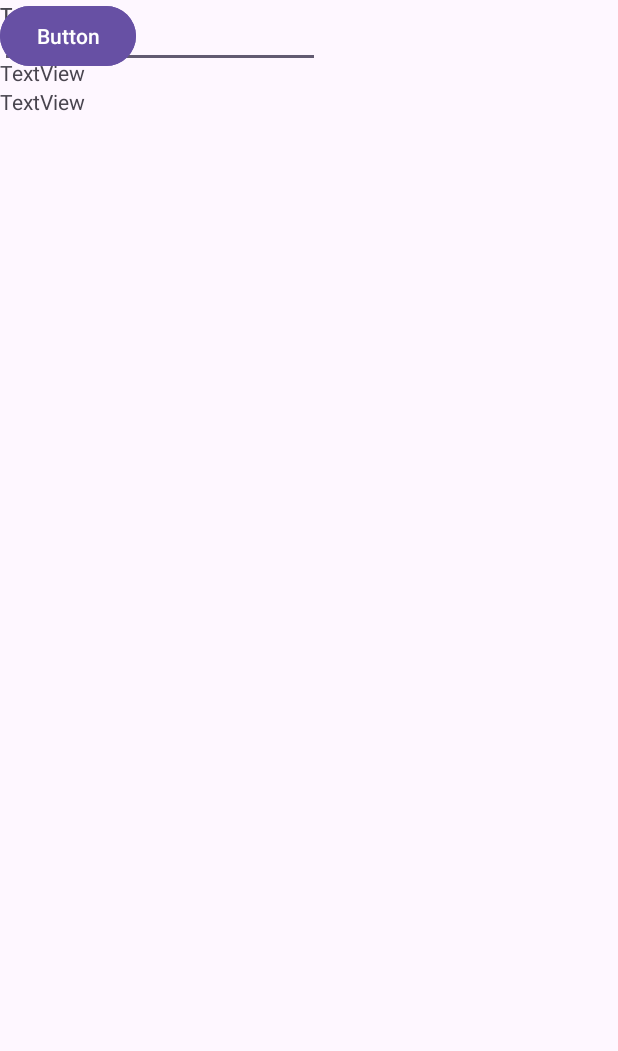
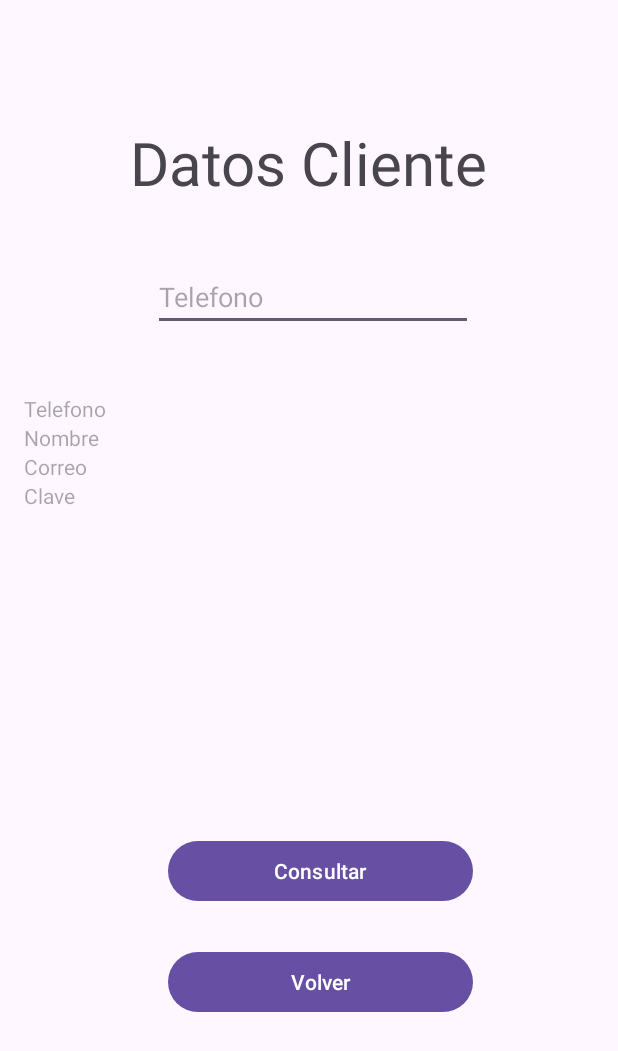
Before and after one commit to bamg359/Moviles2024, an Android app: the DataCliente screen opened directly, with no data from a screen before it, on a phone screen of 412 x 824 dp. Shown: the top 1051 px of the screen. Run offline under Robolectric (Android 15) with nearby library versions, the phone set to English and light mode, and no system bars; our stand-ins replace Firebase (no records; nobody signed in at launch, a user with empty details on screens opened directly).

Commit message:
clase
clase

```diff
--- a/CashBank/app/src/main/java/co/com/cesde/cashbank/DataCliente.java
+++ b/CashBank/app/src/main/java/co/com/cesde/cashbank/DataCliente.java
@@ -1,14 +1,112 @@
 package co.com.cesde.cashbank;
 
+import androidx.annotation.NonNull;
 import androidx.appcompat.app.AppCompatActivity;
 
+import android.content.Intent;
 import android.os.Bundle;
+import android.view.View;
+import android.widget.Button;
+import android.widget.EditText;
+import android.widget.TextView;
+import android.widget.Toast;
+
+import com.google.firebase.database.DataSnapshot;
+import com.google.firebase.database.DatabaseError;
+import com.google.firebase.database.DatabaseReference;
+import com.google.firebase.database.FirebaseDatabase;
+import com.google.firebase.database.ValueEventListener;
 
 public class DataCliente extends AppCompatActivity {
+
+    FirebaseDatabase database = FirebaseDatabase.getInstance();
+
+    DatabaseReference reference = database.getReference().child("Usuarios");
+
+    EditText inputTel;
+    TextView txtTel;
+    TextView txtNombre;
+    TextView txtCorreo;
+    TextView txtClave;
+    Button btnConsultar;
+    Button btnVolverDash;
+
+
 
     @Override
     protected void onCreate(Bundle savedInstanceState) {
         super.onCreate(savedInstanceState);
         setContentView(R.layout.activity_data_cliente);
+
+        inputTel = findViewById(R.id.input_tel_cliente);
+        txtTel = findViewById(R.id.txt_tel_cliente);
+        txtNombre = findViewById(R.id.txt_nombre);
+        txtCorreo = findViewById(R.id.txt_correo);
+        txtClave = findViewById(R.id.txt_clave);
+        btnConsultar = findViewById(R.id.btn_consultar);
+        btnVolverDash = findViewById(R.id.btn_volver_dash);
+
+        btnConsultar.setOnClickListener(new View.OnClickListener() {
+            @Override
+            public void onClick(View v) {
+                obtenerDataCliente();
+            }
+        });
+
+
+        btnVolverDash.setOnClickListener(new View.OnClickListener() {
+            @Override
+            public void onClick(View v) {
+                volverDash();
+            }
+        });
+
+
     }
+
+    public void obtenerDataCliente(){
+
+        String telefono = inputTel.getText().toString();
+
+        DatabaseReference usuarioRef = reference.child(telefono);
+
+        usuarioRef.addListenerForSingleValueEvent(new ValueEventListener() {
+            @Override
+            public void onDataChange(@NonNull DataSnapshot snapshot) {
+
+                if(snapshot.exists()){
+
+                    String tel = snapshot.child("Tel: ").getValue(String.class);
+                    txtTel.setText("Tel" + tel);
+                    String nombre = snapshot.child("Nombre: ").getValue(String.class);
+                    txtNombre.setText("Nombre" + nombre);
+                    String correo = snapshot.child("Correo: ").getValue(String.class);
+                    txtCorreo.setText(correo);
+                    String clave = snapshot.child("Clave: ").getValue(String.class);
+                    txtClave.setText(clave);
+
+                }else{
+
+                    Toast.makeText(getApplicationContext(), "Usuario no existe" , Toast.LENGTH_LONG).show();
+                }
+
+
+
+
+            }
+
+            @Override
+            public void onCancelled(@NonNull DatabaseError error) {
+
+            }
+        });
+    }
+
+
+    public void volverDash(){
+
+        Intent intent = new Intent(this, DashBoardCliente.class);
+        startActivity(intent);
+    }
+
 }
--- a/CashBank/app/src/main/res/layout/activity_data_cliente.xml
+++ b/CashBank/app/src/main/res/layout/activity_data_cliente.xml
@@ -7,68 +7,90 @@
     tools:context=".DataCliente">
 
     <LinearLayout
-        android:layout_width="363dp"
-        android:layout_height="108dp"
+        android:id="@+id/linearLayout"
+        android:layout_width="0dp"
+        android:layout_height="0dp"
+        android:layout_marginStart="16dp"
+        android:layout_marginEnd="16dp"
+        android:layout_marginBottom="95dp"
         android:orientation="vertical"
-        tools:layout_editor_absoluteX="32dp"
-        tools:layout_editor_absoluteY="261dp">
+        app:layout_constraintBottom_toTopOf="@+id/btn_consultar"
+        app:layout_constraintEnd_toEndOf="parent"
+        app:layout_constraintStart_toStartOf="parent"
+        app:layout_constraintTop_toBottomOf="@+id/input_tel_cliente">
 
         <TextView
-            android:id="@+id/textView4"
+            android:id="@+id/txt_tel_cliente"
             android:layout_width="wrap_content"
             android:layout_height="wrap_content"
-            android:text="TextView" />
+            android:hint="Telefono" />
 
         <TextView
-            android:id="@+id/textView5"
+            android:id="@+id/txt_nombre"
             android:layout_width="match_parent"
             android:layout_height="wrap_content"
-            android:text="TextView" />
+            android:hint="Nombre" />
 
         <TextView
-            android:id="@+id/textView6"
+            android:id="@+id/txt_correo"
             android:layout_width="match_parent"
             android:layout_height="wrap_content"
-            android:text="TextView" />
+            android:hint="Correo" />
 
         <TextView
-            android:id="@+id/textView7"
+            android:id="@+id/txt_clave"
             android:layout_width="match_parent"
             android:layout_height="wrap_content"
-            android:text="TextView" />
+            android:hint="Clave" />
     </LinearLayout>
 
     <EditText
-        android:id="@+id/editTextText3"
+        android:id="@+id/input_tel_cliente"
         android:layout_width="wrap_content"
         android:layout_height="wrap_content"
+        android:layout_marginEnd="10dp"
+        android:layout_marginBottom="42dp"
         android:ems="10"
+        android:hint="Telefono"
         android:inputType="text"
-        android:text="Name"
-        tools:layout_editor_absoluteX="95dp"
-        tools:layout_editor_absoluteY="172dp" />
+        app:layout_constraintBottom_toTopOf="@+id/linearLayout"
+        app:layout_constraintEnd_toEndOf="@+id/textView8"
+        app:layout_constraintTop_toBottomOf="@+id/textView8" />
 
     <TextView
         android:id="@+id/textView8"
         android:layout_width="wrap_content"
         android:layout_height="wrap_content"
-        android:text="TextView"
-        tools:layout_editor_absoluteX="176dp"
-        tools:layout_editor_absoluteY="112dp" />
+        android:layout_marginTop="81dp"
+        android:layout_marginBottom="40dp"
+        android:text="Datos Cliente"
+        android:textSize="40sp"
+        app:layout_constraintBottom_toTopOf="@+id/input_tel_cliente"
+        app:layout_constraintEnd_toEndOf="@+id/linearLayout"
+        app:layout_constraintStart_toStartOf="@+id/linearLayout"
+        app:layout_constraintTop_toTopOf="parent" />
 
     <Button
-        android:id="@+id/button4"
-        android:layout_width="wrap_content"
+        android:id="@+id/btn_consultar"
+        android:layout_width="0dp"
         android:layout_height="wrap_content"
-        android:text="Button"
-        tools:layout_editor_absoluteX="158dp"
-        tools:layout_editor_absoluteY="462dp" />
+        android:layout_marginBottom="26dp"
+        android:text="Consultar"
+        app:layout_constraintBottom_toTopOf="@+id/btn_volver_dash"
+        app:layout_constraintEnd_toEndOf="@+id/btn_volver_dash"
+        app:layout_constraintStart_toStartOf="@+id/btn_volver_dash"
+        app:layout_constraintTop_toBottomOf="@+id/linearLayout" />
 
     <Button
-        android:id="@+id/button5"
-        android:layout_width="wrap_content"
+        android:id="@+id/btn_volver_dash"
+        android:layout_width="0dp"
         android:layout_height="wrap_content"
-        android:text="Button"
-        tools:layout_editor_absoluteX="158dp"
-        tools:layout_editor_absoluteY="538dp" />
+        android:layout_marginStart="10dp"
+        android:layout_marginEnd="10dp"
+        android:layout_marginBottom="145dp"
+        android:text="Volver"
+        app:layout_constraintBottom_toBottomOf="parent"
+        app:layout_constraintEnd_toEndOf="@+id/textView8"
+        app:layout_constraintStart_toStartOf="@+id/input_tel_cliente"
+        app:layout_constraintTop_toBottomOf="@+id/btn_consultar" />
 </androidx.constraintlayout.widget.ConstraintLayout>
--- a/CashBank/app/src/main/res/layout/activity_inicio_sesion.xml
+++ b/CashBank/app/src/main/res/layout/activity_inicio_sesion.xml
@@ -21,8 +21,8 @@
 
     <EditText
         android:id="@+id/input_correo_cliente"
-        android:layout_width="wrap_content"
-        android:layout_height="wrap_content"
+        android:layout_width="218dp"
+        android:layout_height="50dp"
         android:layout_marginTop="261dp"
         android:layout_marginBottom="261dp"
         android:ems="10"
@@ -36,7 +36,7 @@
     <EditText
         android:id="@+id/input_clave_cliente"
         android:layout_width="wrap_content"
-        android:layout_height="wrap_content"
+        android:layout_height="50dp"
         android:layout_marginTop="37dp"
         android:ems="10"
         android:hint="Password"
```
Also changed, not shown: CashBank/app/src/main/java/co/com/cesde/cashbank/DashBoardCliente.java (+12 -8 lines), CashBank/app/src/main/res/layout/activity_dash_board_cliente.xml (+38 -28 lines).
